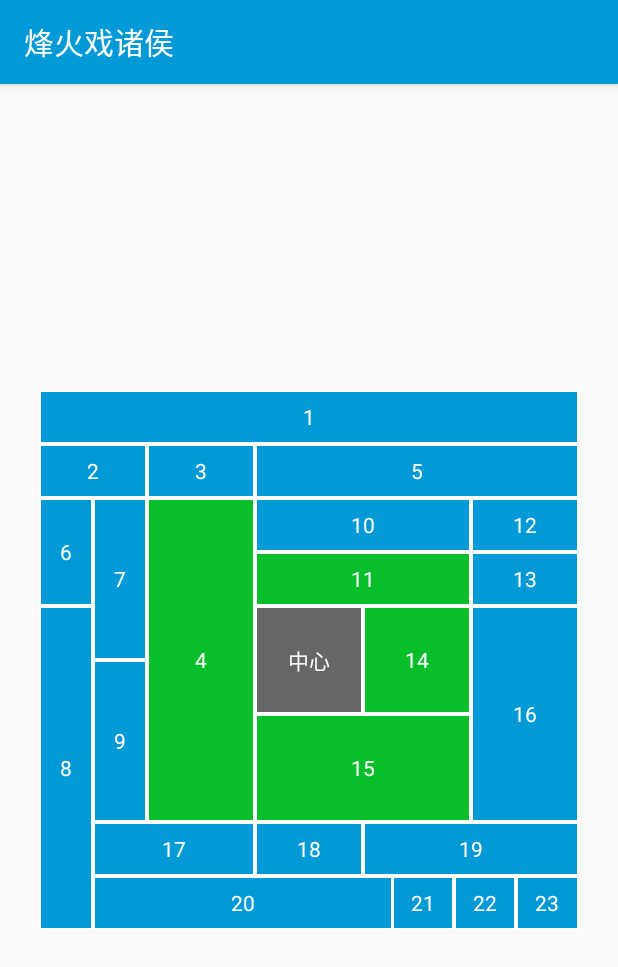
After one commit to wangnaiwen/Reservation, an Android app: the GuideActivity screen opened directly, with no data from a screen before it, on a phone screen of 412 x 824 dp. The commit adds this screen. Shown: the top 967 px of the screen. Run offline under Robolectric (Android 15) with nearby library versions, the phone set to English and light mode, and no system bars.

Commit message:
add guideActivity

```diff
--- a/app/src/main/AndroidManifest.xml
+++ b/app/src/main/AndroidManifest.xml
@@ -98,6 +98,8 @@
         <activity android:name=".view.RecordActivity"/>
 
         <activity android:name=".view.GameRuleActivity"/>
+        <activity android:name=".view.GuideActivity">
+        </activity>
     </application>
 
 </manifest>
--- /dev/null
+++ b/app/src/main/java/com/hxq/reservation/view/GuideActivity.java
@@ -0,0 +1,306 @@
+package com.hxq.reservation.view;
+
+import android.app.AlertDialog;
+import android.content.DialogInterface;
+import android.content.SharedPreferences;
+import android.media.MediaPlayer;
+import android.os.Bundle;
+import android.os.Handler;
+import android.os.Message;
+import android.support.v7.app.AppCompatActivity;
+import android.util.Log;
+import android.widget.TextView;
+
+import com.hxq.reservation.R;
+import com.hxq.reservation.config.Constans;
+
+import java.util.ArrayList;
+import java.util.HashMap;
+import java.util.List;
+import java.util.Map;
+import java.util.Timer;
+
+/**
+ * Created by wnw on 2018/5/27.
+ */
+
+public class GuideActivity extends AppCompatActivity{
+
+    private TextView tv1;
+    private TextView tv2;
+    private TextView tv3;
+    private TextView tv4;
+    private TextView tv5;
+    private TextView tv6;
+    private TextView tv7;
+    private TextView tv8;
+    private TextView tv9;
+    private TextView tv10;
+    private TextView tv11;
+    private TextView tv12;
+    private TextView tv13;
+    private TextView tv14;
+    private TextView tv15;
+    private TextView tv16;
+    private TextView tv17;
+    private TextView tv18;
+    private TextView tv19;
+    private TextView tv20;
+    private TextView tv21;
+    private TextView tv22;
+    private TextView tv23;
+
+    //答案
+    private String[] l1 = new String[]{"4", "11", "14", "15"};
+    private String[] l2 = new String[]{"3", "7", "9", "17"};
+    private String[] l3 = new String[]{"16", "18", "19"};
+    private String[] l4 = new String[]{"10", "13"};
+    private String[] l5 = new String[]{"20", "21", "22", "23"};
+    private String[] l6 = new String[]{"2","1","5"};
+    private String[] l7 = new String[]{"6", "8"};
+    private String[] l8 = new String[]{"12"};
+
+
+    private Map<Integer, String[]> map = new HashMap<>();
+    private Map<String, TextView> map1 = new HashMap<>();
+
+    private boolean isCancel = false;
+
+
+    //第几个
+    int i = 0;
+
+    @Override
+    protected void onCreate(Bundle savedInstanceState) {
+        super.onCreate(savedInstanceState);
+        setContentView(R.layout.activity_guide);
+        SharedPreferences.Editor editor = getSharedPreferences("account",MODE_PRIVATE).edit();
+        editor.putBoolean("fistTime", false);
+        editor.apply();
+        Log.e("wnw", "新手引导");
+        initView();
+        initData();
+        delay();
+    }
+
+    private void initData(){
+        map.put(1, l1);
+        map.put(2, l2);
+        map.put(3, l3);
+        map.put(4, l4);
+        map.put(5, l5);
+        map.put(6, l6);
+        map.put(7, l7);
+        map.put(8, l8);
+
+        map1.put("1", tv1);
+        map1.put("2", tv2);
+        map1.put("3", tv3);
+        map1.put("4", tv4);
+        map1.put("5", tv5);
+        map1.put("6", tv6);
+        map1.put("7", tv7);
+        map1.put("8", tv8);
+        map1.put("9", tv9);
+        map1.put("10", tv10);
+        map1.put("11", tv11);
+        map1.put("12", tv12);
+        map1.put("13", tv13);
+        map1.put("14", tv14);
+        map1.put("15", tv15);
+        map1.put("16", tv16);
+        map1.put("17", tv17);
+        map1.put("18", tv18);
+        map1.put("19", tv19);
+        map1.put("20", tv20);
+        map1.put("21", tv21);
+        map1.put("22", tv22);
+        map1.put("23", tv23);
+    }
+
+    private void initView(){
+        tv1 = (TextView)findViewById(R.id.tv1);
+        tv2 = (TextView)findViewById(R.id.tv2);
+        tv3 = (TextView)findViewById(R.id.tv3);
+        tv4 = (TextView)findViewById(R.id.tv4);
+        tv5 = (TextView)findViewById(R.id.tv5);
+        tv6 = (TextView)findViewById(R.id.tv6);
+        tv7 = (TextView)findViewById(R.id.tv7);
+        tv8 = (TextView)findViewById(R.id.tv8);
+        tv9 = (TextView)findViewById(R.id.tv9);
+        tv10 = (TextView)findViewById(R.id.tv10);
+        tv11 = (TextView)findViewById(R.id.tv11);
+        tv12 = (TextView)findViewById(R.id.tv12);
+        tv13 = (TextView)findViewById(R.id.tv13);
+        tv14 = (TextView)findViewById(R.id.tv14);
+        tv15 = (TextView)findViewById(R.id.tv15);
+        tv16 = (TextView)findViewById(R.id.tv16);
+        tv17 = (TextView)findViewById(R.id.tv17);
+        tv18 = (TextView)findViewById(R.id.tv18);
+        tv19 = (TextView)findViewById(R.id.tv19);
+        tv20 = (TextView)findViewById(R.id.tv20);
+        tv21 = (TextView)findViewById(R.id.tv21);
+        tv22 = (TextView)findViewById(R.id.tv22);
+        tv23 = (TextView)findViewById(R.id.tv23);
+    }
+
+    /**
+     * 开始游戏,递归遍历所有的答案
+     * */
+    private void startGame(String[] s){
+        int length = s.length;
+        Log.e("wnw", "startGame" + length + " " + i);
+        i ++;
+        playSound();
+        for (int j = 0; j < length; j ++){
+            //点亮其周围的点
+            TextView tv = map1.get(s[j]);
+            tv.setClickable(false);
+            tv.setBackgroundResource(R.drawable.bg_btn_green);
+        }
+        delay();
+    }
+
+    private Handler handler = new Handler(){
+        @Override
+        public void handleMessage(Message msg) {
+            if (i == 8){
+                //说明已经结束
+                gameOver();
+                return;
+            }else {
+                String[] next = map.get(i+1);
+                startGame(next);
+            }
+        }
+    };
+
+    private void delay(){
+        new Thread(new Runnable() {
+            @Override
+            public void run() {
+                try {
+                    Thread.sleep(2000);
+                    if (!isCancel){
+                        handler.sendMessage(new Message());
+                    }
+                } catch (InterruptedException e) {
+                    e.printStackTrace();
+                }
+            }
+        }).start();
+    }
+
+    //播放声音
+    MediaPlayer music;
+    private void playSound(){
+        if (music == null){
+            music = MediaPlayer.create(this, R.raw.qipao);
+        }
+        music.start();
+    }
+
+    private AlertDialog gameSuccessDialog;
+    private void gameOver(){
+        gameSuccessDialog = new AlertDialog.Builder(this)
+                .setMessage("新手引导结束，是否再来一遍？")
+                .setTitle("新手引导结束")
+                .setPositiveButton("再来一遍", new DialogInterface.OnClickListener() {
+                    @Override
+                    public void onClick(DialogInterface dialogInterface, int i) {
+                        resetView();
+                        startGame(l1);
+                    }
+                })
+                .setNegativeButton("进入游戏", new DialogInterface.OnClickListener() {
+                    @Override
+                    public void onClick(DialogInterface dialogInterface, int i) {
+                        finish();
+                    }
+                }).create();
+        gameSuccessDialog.show();
+    }
+
+    //重置所有的视图
+    private void resetView(){
+
+        i = 0;
+
+        tv1.setClickable(true);
+        tv1.setBackgroundResource(R.drawable.bg_btn);
+
+        tv2.setClickable(true);
+        tv2.setBackgroundResource(R.drawable.bg_btn);
+
+
+        tv3.setClickable(true);
+        tv3.setBackgroundResource(R.drawable.bg_btn);
+
+        tv4.setClickable(true);
+        tv4.setBackgroundResource(R.drawable.bg_btn);
+
+        tv5.setClickable(true);
+        tv5.setBackgroundResource(R.drawable.bg_btn);
+
+        tv6.setClickable(true);
+        tv6.setBackgroundResource(R.drawable.bg_btn);
+
+        tv7.setClickable(true);
+        tv7.setBackgroundResource(R.drawable.bg_btn);
+
+        tv8.setClickable(true);
+        tv8.setBackgroundResource(R.drawable.bg_btn);
+
+        tv9.setClickable(true);
+        tv9.setBackgroundResource(R.drawable.bg_btn);
+
+        tv10.setClickable(true);
+        tv10.setBackgroundResource(R.drawable.bg_btn);
+
+        tv11.setClickable(true);
+        tv11.setBackgroundResource(R.drawable.bg_btn);
+
+        tv12.setClickable(true);
+        tv12.setBackgroundResource(R.drawable.bg_btn);
+
+
+        tv13.setClickable(true);
+        tv13.setBackgroundResource(R.drawable.bg_btn);
+
+        tv14.setClickable(true);
+        tv14.setBackgroundResource(R.drawable.bg_btn);
+
+        tv15.setClickable(true);
+        tv15.setBackgroundResource(R.drawable.bg_btn);
+
+        tv16.setClickable(true);
+        tv16.setBackgroundResource(R.drawable.bg_btn);
+
+        tv17.setClickable(true);
+        tv17.setBackgroundResource(R.drawable.bg_btn);
+
+        tv18.setClickable(true);
+        tv18.setBackgroundResource(R.drawable.bg_btn);
+
+        tv19.setClickable(true);
+        tv19.setBackgroundResource(R.drawable.bg_btn);
+
+        tv20.setClickable(true);
+        tv20.setBackgroundResource(R.drawable.bg_btn);
+
+        tv21.setClickable(true);
+        tv21.setBackgroundResource(R.drawable.bg_btn);
+
+        tv22.setClickable(true);
+        tv22.setBackgroundResource(R.drawable.bg_btn);
+
+        tv23.setClickable(true);
+        tv23.setBackgroundResource(R.drawable.bg_btn);
+    }
+
+    @Override
+    protected void onDestroy() {
+        super.onDestroy();
+        isCancel = true;
+    }
+}
--- a/app/src/main/java/com/hxq/reservation/view/MainActivity.java
+++ b/app/src/main/java/com/hxq/reservation/view/MainActivity.java
@@ -137,16 +137,33 @@ public class MainActivity extends AppCompatActivity
     private void startGame(){
         SharedPreferences sharedPreferences = getSharedPreferences("account", MODE_PRIVATE);
         int gameId = sharedPreferences.getInt("gameId", 0);
+        boolean fistTime = sharedPreferences.getBoolean("fistTime", true);
+
         Log.e("Game", "开始游戏"+ gameId );
+
+        if (fistTime){
+            //首次，所以先进入新手模式
+            Toast.makeText(this, "正在开启新手引导", Toast.LENGTH_SHORT).show();
+            Intent intent = new Intent(MainActivity.this, GuideActivity.class);
+            startActivity(intent);
+            overridePendingTransition(R.anim.slide_in_right, R.anim.slide_out_left);
+            return;
+        }
+
         if (gameId == 0){
+            Toast.makeText(this, "第一关", Toast.LENGTH_SHORT).show();
             startActivity(new Intent(this, FirstGameActivity.class));
         }else if (gameId == 1){
+            Toast.makeText(this, "第二关", Toast.LENGTH_SHORT).show();
             startActivity(new Intent(this, TowActivity.class));
         }else if (gameId == 2){
+            Toast.makeText(this, "第三关", Toast.LENGTH_SHORT).show();
             startActivity(new Intent(this, ThreeActivity.class));
         }else if (gameId == 3){
+            Toast.makeText(this, "第四关", Toast.LENGTH_SHORT).show();
             startActivity(new Intent(this, FourActivity.class));
         }else if (gameId == 4){
+            Toast.makeText(this, "第五关", Toast.LENGTH_SHORT).show();
             startActivity(new Intent(this, FiveActivity.class));
         }else {
             Toast.makeText(MainActivity.this, "您已通关，更多游戏，敬请期待！ ", Toast.LENGTH_SHORT).show();
@@ -251,6 +268,10 @@ public class MainActivity extends AppCompatActivity
             startActivity(intent);
             overridePendingTransition(R.anim.slide_in_right, R.anim.slide_out_left);
             return true;
+        }else if (id == R.id.action_game_study){
+            Intent intent = new Intent(MainActivity.this, GuideActivity.class);
+            startActivity(intent);
+            overridePendingTransition(R.anim.slide_in_right, R.anim.slide_out_left);
         }
         return super.onOptionsItemSelected(item);
     }
--- /dev/null
+++ b/app/src/main/res/layout/activity_guide.xml
@@ -0,0 +1,253 @@
+<?xml version="1.0" encoding="utf-8"?>
+<RelativeLayout xmlns:android="http://schemas.android.com/apk/res/android"
+    android:id="@+id/content_main"
+    android:layout_width="match_parent"
+    android:layout_height="match_parent">
+    <RelativeLayout
+        android:layout_width="360dp"
+        android:layout_height="360dp"
+        android:layout_centerInParent="true">
+        <TextView
+            android:layout_width="360dp"
+            android:layout_height="36dp"
+            android:background="@drawable/bg_btn"
+            android:textColor="#ffff"
+            android:text="1"
+            android:gravity="center"
+            android:id="@+id/tv1" />
+        <TextView
+            android:layout_width="72dp"
+            android:layout_height="36dp"
+            android:background="@drawable/bg_btn"
+            android:layout_marginTop="36dp"
+            android:text="2"
+            android:textColor="#ffff"
+            android:gravity="center"
+            android:id="@+id/tv2" />
+        <TextView
+            android:layout_width="72dp"
+            android:layout_height="36dp"
+            android:background="@drawable/bg_btn"
+            android:layout_marginLeft="72dp"
+            android:layout_marginTop="36dp"
+            android:text="3"
+            android:textColor="#ffff"
+            android:gravity="center"
+            android:id="@+id/tv3" />
+        <TextView
+            android:layout_width="216dp"
+            android:layout_height="36dp"
+            android:background="@drawable/bg_btn"
+            android:layout_marginTop="36dp"
+            android:layout_alignParentRight="true"
+            android:text="5"
+            android:textColor="#ffff"
+            android:gravity="center"
+            android:id="@+id/tv5" />
+        <TextView
+            android:layout_width="36dp"
+            android:layout_height="72dp"
+            android:background="@drawable/bg_btn"
+            android:layout_marginTop="72dp"
+            android:text="6"
+            android:textColor="#ffff"
+            android:gravity="center"
+            android:id="@+id/tv6" />
+        <TextView
+            android:layout_width="36dp"
+            android:layout_height="108dp"
+            android:background="@drawable/bg_btn"
+            android:layout_marginLeft="36dp"
+            android:layout_marginTop="72dp"
+            android:text="7"
+            android:textColor="#ffff"
+            android:gravity="center"
+            android:id="@+id/tv7" />
+        <TextView
+            android:layout_width="36dp"
+            android:layout_height="216dp"
+            android:background="@drawable/bg_btn"
+            android:layout_marginTop="144dp"
+            android:text="8"
+            android:textColor="#ffff"
+            android:gravity="center"
+            android:id="@+id/tv8"/>
+        <TextView
+            android:layout_width="36dp"
+            android:layout_height="108dp"
+            android:background="@drawable/bg_btn"
+            android:layout_marginLeft="36dp"
+            android:layout_marginTop="180dp"
+            android:text="9"
+            android:textColor="#ffff"
+            android:gravity="center"
+            android:id="@+id/tv9" />
+        <TextView
+            android:layout_width="72dp"
+            android:layout_height="216dp"
+            android:background="@drawable/bg_btn"
+            android:layout_marginTop="72dp"
+            android:layout_marginLeft="72dp"
+            android:text="4"
+            android:textColor="#ffff"
+            android:gravity="center"
+            android:id="@+id/tv4"/>
+        <TextView
+            android:layout_width="72dp"
+            android:layout_height="72dp"
+            android:background="@drawable/bg_btn_false"
+            android:layout_marginTop="144dp"
+            android:layout_marginLeft="144dp"
+            android:textColor="#ffff"
+            android:gravity="center"
+            android:text="中心" />
+        <TextView
+            android:layout_width="144dp"
+            android:layout_height="36dp"
+            android:background="@drawable/bg_btn"
+            android:layout_marginTop="72dp"
+            android:layout_marginLeft="144dp"
+            android:text="10"
+            android:textColor="#ffff"
+            android:gravity="center"
+            android:id="@+id/tv10"/>
+        <TextView
+            android:layout_width="144dp"
+            android:layout_height="36dp"
+            android:background="@drawable/bg_btn"
+            android:layout_marginTop="108dp"
+            android:layout_marginLeft="144dp"
+            android:text="11"
+            android:textColor="#ffff"
+            android:gravity="center"
+            android:id="@+id/tv11"/>
+        <TextView
+            android:layout_width="72dp"
+            android:layout_height="36dp"
+            android:background="@drawable/bg_btn"
+            android:layout_marginTop="72dp"
+            android:layout_alignParentRight="true"
+            android:text="12"
+            android:textColor="#ffff"
+            android:gravity="center"
+            android:id="@+id/tv12"/>
+        <TextView
+            android:layout_width="72dp"
+            android:layout_height="36dp"
+            android:background="@drawable/bg_btn"
+            android:layout_marginTop="108dp"
+            android:layout_alignParentRight="true"
+            android:text="13"
+            android:textColor="#ffff"
+            android:gravity="center"
+            android:id="@+id/tv13"/>
+        <TextView
+            android:layout_width="72dp"
+            android:layout_height="72dp"
+            android:background="@drawable/bg_btn"
+            android:layout_marginTop="144dp"
+            android:layout_marginRight="72dp"
+            android:layout_alignParentRight="true"
+            android:text="14"
+            android:textColor="#ffff"
+            android:gravity="center"
+            android:id="@+id/tv14"/>
+        <TextView
+            android:layout_width="144dp"
+            android:layout_height="72dp"
+            android:background="@drawable/bg_btn"
+            android:layout_marginTop="216dp"
+            android:layout_marginRight="72dp"
+            android:layout_alignParentRight="true"
+            android:text="15"
+            android:textColor="#ffff"
+            android:gravity="center"
+            android:id="@+id/tv15"/>
+        <TextView
+            android:layout_width="72dp"
+            android:layout_height="144dp"
+            android:background="@drawable/bg_btn"
+            android:layout_marginTop="144dp"
+            android:layout_alignParentRight="true"
+            android:text="16"
+            android:textColor="#ffff"
+            android:gravity="center"
+            android:id="@+id/tv16"/>
+        <TextView
+            android:layout_width="108dp"
+            android:layout_height="36dp"
+            android:background="@drawable/bg_btn"
+            android:layout_marginBottom="36dp"
+            android:layout_alignParentBottom="true"
+            android:layout_marginLeft="36dp"
+            android:text="17"
+            android:textColor="#ffff"
+            android:gravity="center"
+            android:id="@+id/tv17"/>
+
+        <TextView
+            android:layout_width="72dp"
+            android:layout_height="36dp"
+            android:background="@drawable/bg_btn"
+            android:layout_marginBottom="36dp"
+            android:layout_alignParentBottom="true"
+            android:layout_marginLeft="144dp"
+            android:text="18"
+            android:textColor="#ffff"
+            android:gravity="center"
+            android:id="@+id/tv18"/>
+        <TextView
+            android:layout_width="144dp"
+            android:layout_height="36dp"
+            android:background="@drawable/bg_btn"
+            android:layout_marginBottom="36dp"
+            android:layout_alignParentBottom="true"
+            android:layout_alignParentRight="true"
+            android:text="19"
+            android:textColor="#ffff"
+            android:gravity="center"
+            android:id="@+id/tv19"/>
+        <TextView
+            android:layout_width="200dp"
+            android:layout_height="36dp"
+            android:background="@drawable/bg_btn"
+            android:layout_alignParentBottom="true"
+            android:layout_marginLeft="36dp"
+            android:text="20"
+            android:textColor="#ffff"
+            android:gravity="center"
+            android:id="@+id/tv20"/>
+        <TextView
+            android:layout_width="41dp"
+            android:layout_height="36dp"
+            android:background="@drawable/bg_btn"
+            android:layout_alignParentBottom="true"
+            android:layout_alignParentRight="true"
+            android:layout_marginRight="83dp"
+            android:text="21"
+            android:textColor="#ffff"
+            android:gravity="center"
+            android:id="@+id/tv21"/>
+        <TextView
+            android:layout_width="41dp"
+            android:layout_height="36dp"
+            android:background="@drawable/bg_btn"
+            android:layout_alignParentBottom="true"
+            android:layout_alignParentRight="true"
+            android:layout_marginRight="42dp"
+            android:text="22"
+            android:textColor="#ffff"
+            android:gravity="center"
+            android:id="@+id/tv22"/>
+        <TextView
+            android:layout_width="42dp"
+            android:layout_height="36dp"
+            android:background="@drawable/bg_btn"
+            android:layout_alignParentBottom="true"
+            android:layout_alignParentRight="true"
+            android:text="23"
+            android:textColor="#ffff"
+            android:gravity="center"
+            android:id="@+id/tv23"/>
+    </RelativeLayout>
+</RelativeLayout>
--- a/app/src/main/res/menu/main.xml
+++ b/app/src/main/res/menu/main.xml
@@ -11,4 +11,9 @@
         android:orderInCategory="100"
         android:title="游戏规则"
         app:showAsAction="never" />
+    <item
+        android:id="@+id/action_game_study"
+        android:orderInCategory="100"
+        android:title="新手引导"
+        app:showAsAction="never" />
 </menu>
```
